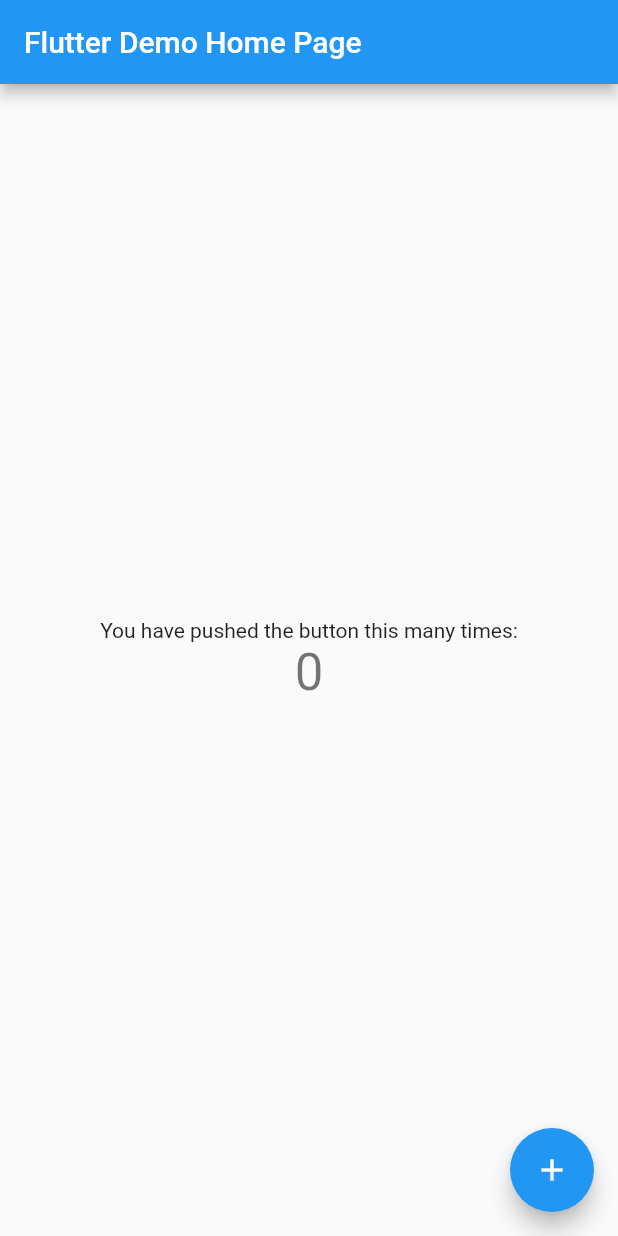
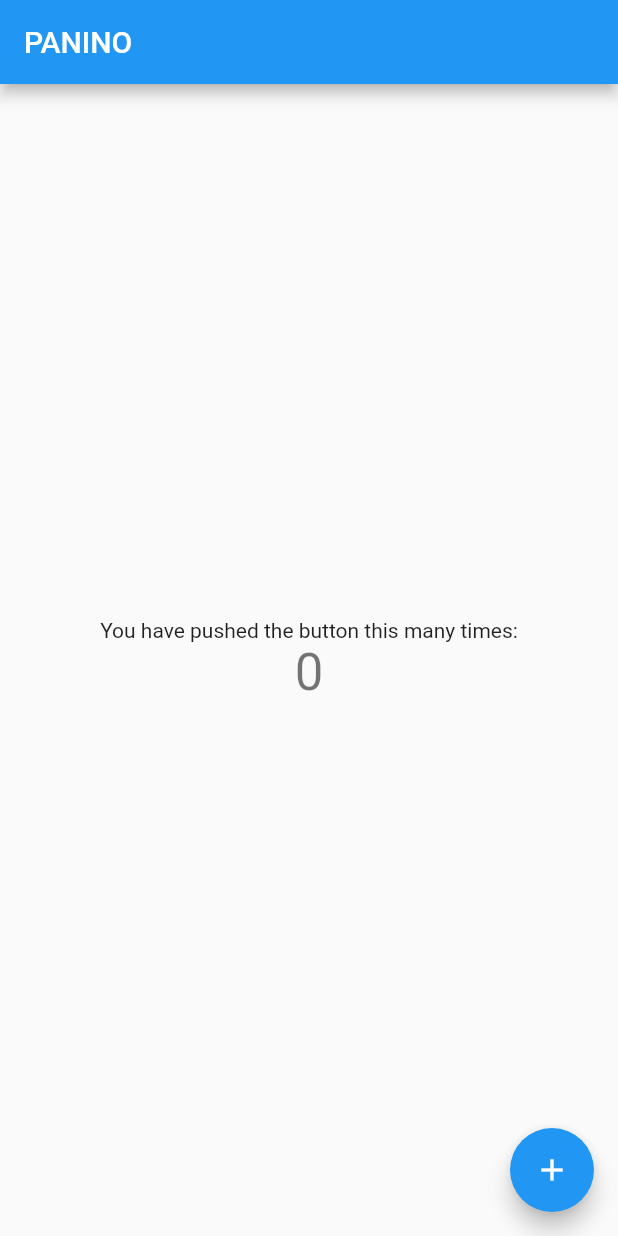
Before and after one commit to yangtopia/panino, a Flutter app: the screen it shows after launch, on a phone screen of 412 x 824 dp. Run offline on Flutter 3.47's test engine with Material 2 defaults, Android fonts, the phone set to English and light mode, and no system bars.

Commit message:
주석제거

```diff
--- a/lib/main.dart
+++ b/lib/main.dart
@@ -5,43 +5,21 @@ void main() {
 }
 
 class MyApp extends StatelessWidget {
-  // This widget is the root of your application.
   @override
   Widget build(BuildContext context) {
     return MaterialApp(
       title: 'Flutter Demo',
       theme: ThemeData(
-        // This is the theme of your application.
-        //
-        // Try running your application with "flutter run". You'll see the
-        // application has a blue toolbar. Then, without quitting the app, try
-        // changing the primarySwatch below to Colors.green and then invoke
-        // "hot reload" (press "r" in the console where you ran "flutter run",
-        // or simply save your changes to "hot reload" in a Flutter IDE).
-        // Notice that the counter didn't reset back to zero; the application
-        // is not restarted.
         primarySwatch: Colors.blue,
-        // This makes the visual density adapt to the platform that you run
-        // the app on. For desktop platforms, the controls will be smaller and
-        // closer together (more dense) than on mobile platforms.
         visualDensity: VisualDensity.adaptivePlatformDensity,
       ),
-      home: MyHomePage(title: 'Flutter Demo Home Page'),
+      home: MyHomePage(title: 'PANINO'),
     );
   }
 }
 
 class MyHomePage extends StatefulWidget {
   MyHomePage({Key key, this.title}) : super(key: key);
-
-  // This widget is the home page of your application. It is stateful, meaning
-  // that it has a State object (defined below) that contains fields that affect
-  // how it looks.
-
-  // This class is the configuration for the state. It holds the values (in this
-  // case the title) provided by the parent (in this case the App widget) and
-  // used by the build method of the State. Fields in a Widget subclass are
-  // always marked "final".
 
   final String title;
 
@@ -54,47 +32,18 @@ class _MyHomePageState extends State<MyHomePage> {
 
   void _incrementCounter() {
     setState(() {
-      // This call to setState tells the Flutter framework that something has
-      // changed in this State, which causes it to rerun the build method below
-      // so that the display can reflect the updated values. If we changed
-      // _counter without calling setState(), then the build method would not be
-      // called again, and so nothing would appear to happen.
       _counter++;
     });
   }
 
   @override
   Widget build(BuildContext context) {
-    // This method is rerun every time setState is called, for instance as done
-    // by the _incrementCounter method above.
-    //
-    // The Flutter framework has been optimized to make rerunning build methods
-    // fast, so that you can just rebuild anything that needs updating rather
-    // than having to individually change instances of widgets.
     return Scaffold(
       appBar: AppBar(
-        // Here we take the value from the MyHomePage object that was created by
-        // the App.build method, and use it to set our appbar title.
         title: Text(widget.title),
       ),
       body: Center(
-        // Center is a layout widget. It takes a single child and positions it
-        // in the middle of the parent.
         child: Column(
-          // Column is also a layout widget. It takes a list of children and
-          // arranges them vertically. By default, it sizes itself to fit its
-          // children horizontally, and tries to be as tall as its parent.
-          //
-          // Invoke "debug painting" (press "p" in the console, choose the
-          // "Toggle Debug Paint" action from the Flutter Inspector in Android
-          // Studio, or the "Toggle Debug Paint" command in Visual Studio Code)
-          // to see the wireframe for each widget.
-          //
-          // Column has various properties to control how it sizes itself and
-          // how it positions its children. Here we use mainAxisAlignment to
-          // center the children vertically; the main axis here is the vertical
-          // axis because Columns are vertical (the cross axis would be
-          // horizontal).
           mainAxisAlignment: MainAxisAlignment.center,
           children: <Widget>[
             Text(
@@ -111,7 +60,7 @@ class _MyHomePageState extends State<MyHomePage> {
         onPressed: _incrementCounter,
         tooltip: 'Increment',
         child: Icon(Icons.add),
-      ), // This trailing comma makes auto-formatting nicer for build methods.
+      ),
     );
   }
 }
```
